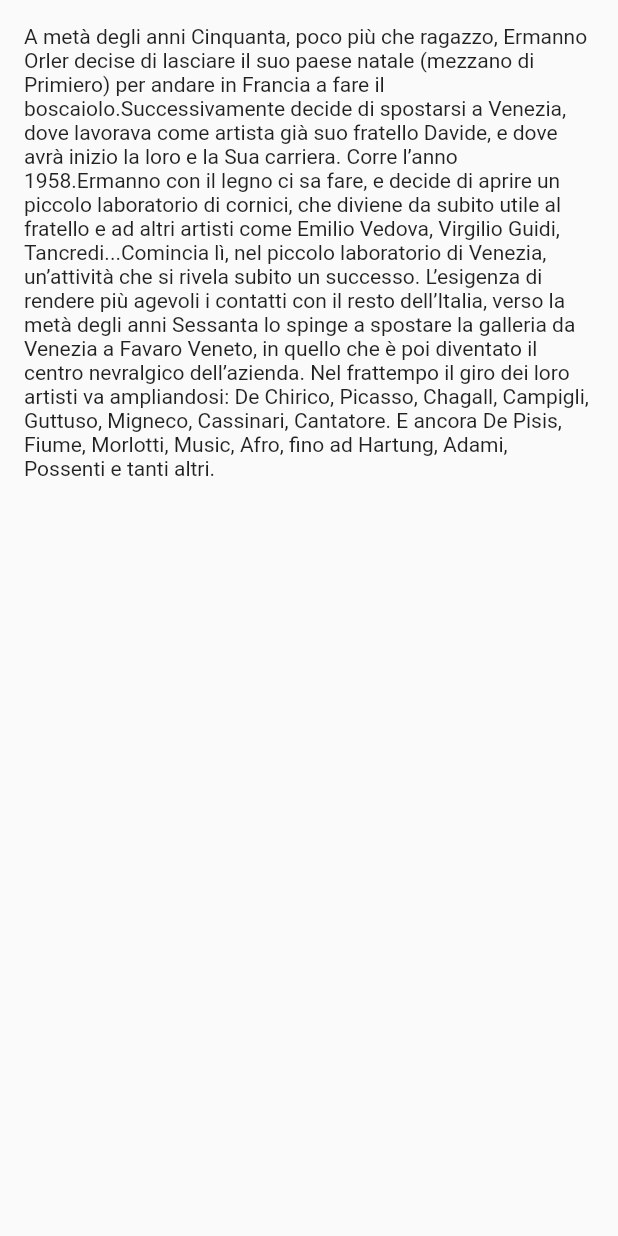
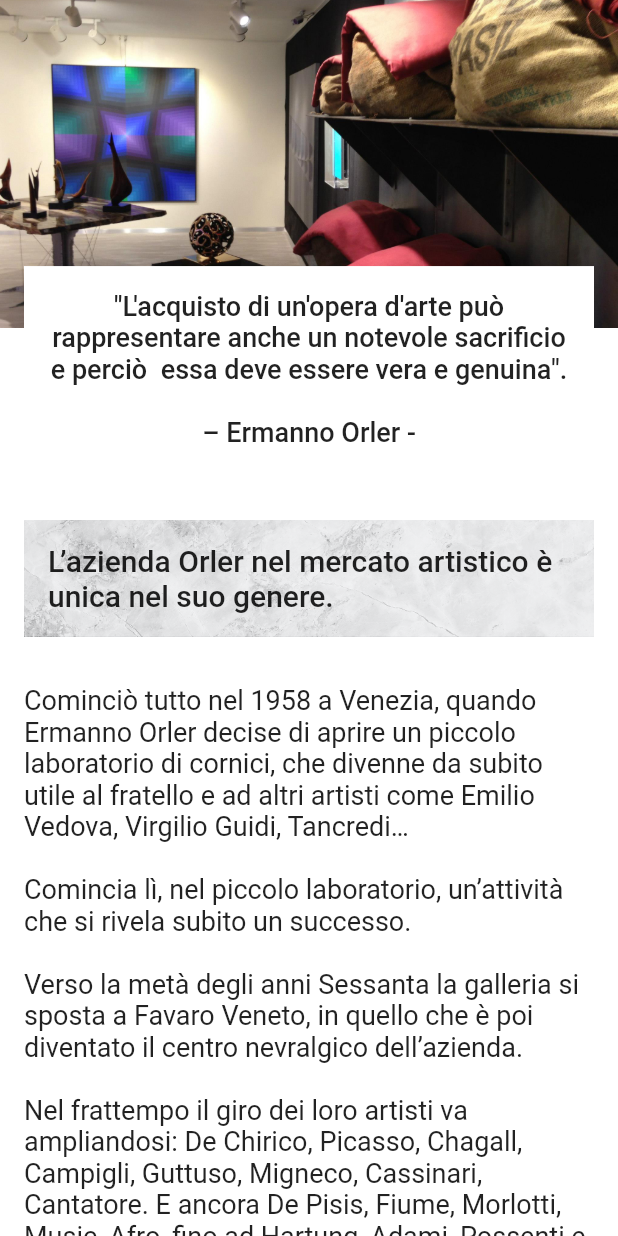
Before and after one commit to jevecafoscari/jeve-orlertv-flutter, a Flutter app: the WhoPage widget shown alone on an empty page, opened directly, on a phone screen of 412 x 824 dp. Run offline on Flutter 3.47's test engine with Material 2 defaults, Android fonts, the phone set to English and light mode, and no system bars; our stand-ins replace new_gradient_app_bar, video_player, visibility_detector; missing offline and left inert: swatcher; network calls fail; Roboto replaces fonts that are missing (Montserrat); project files that could hold a hidden picture were left out.

Commit message:
Completata la pagina "Chi siamo".

```diff
--- a/lib/assets.dart
+++ b/lib/assets.dart
@@ -90,6 +90,8 @@ class Images {
   static AssetImage get favaro2 => const AssetImage("assets/images/favaro/favaro_2.JPG");
   /// ![](file:///Users/emiliodallatorre/Documents/GitHub/jeve-orlertv-flutter/assets/images/favaro/favaro_3.JPG)
   static AssetImage get favaro3 => const AssetImage("assets/images/favaro/favaro_3.JPG");
+  /// ![](file:///Users/emiliodallatorre/Documents/GitHub/jeve-orlertv-flutter/assets/images/liminalSpace.jpg)
+  static AssetImage get liminalSpace => const AssetImage("assets/images/liminalSpace.jpg");
   /// ![](file:///Users/emiliodallatorre/Documents/GitHub/jeve-orlertv-flutter/assets/images/lines.jpg)
   static AssetImage get lines => const AssetImage("assets/images/lines.jpg");
   /// ![](file:///Users/emiliodallatorre/Documents/GitHub/jeve-orlertv-flutter/assets/images/marble.jpg)
--- a/lib/interface/pages/who_page.dart
+++ b/lib/interface/pages/who_page.dart
@@ -1,20 +1,74 @@
 import 'package:flutter/material.dart';
+import 'package:jeve_orlertv_flutter/assets.dart';
 
 class WhoPage extends StatelessWidget {
   const WhoPage({Key? key}) : super(key: key);
 
   @override
   Widget build(BuildContext context) {
-    return ListView(
-      padding: const EdgeInsets.all(16.0),
-      children: const <Widget>[
-        Text(
-          "A metà degli anni Cinquanta, poco più che ragazzo, Ermanno Orler decise di lasciare il suo paese natale (mezzano di Primiero) per andare in Francia a fare il boscaiolo."
-          "Successivamente decide di spostarsi a Venezia, dove lavorava come artista già suo fratello Davide, e dove avrà inizio la loro e la Sua carriera. Corre l’anno 1958."
-          "Ermanno con il legno ci sa fare, e decide di aprire un piccolo laboratorio di cornici, che diviene da subito utile al fratello e ad altri artisti come Emilio Vedova, Virgilio Guidi, Tancredi..."
-          "Comincia lì, nel piccolo laboratorio di Venezia, un’attività che si rivela subito un successo. L’esigenza di rendere più agevoli i contatti con il resto dell’Italia, verso la metà degli anni Sessanta lo spinge a spostare la galleria da Venezia a Favaro Veneto, in quello che è poi diventato il centro nevralgico dell’azienda. Nel frattempo il giro dei loro artisti va ampliandosi: De Chirico, Picasso, Chagall, Campigli, Guttuso, Migneco, Cassinari, Cantatore. E ancora De Pisis, Fiume, Morlotti, Music, Afro, fino ad Hartung, Adami, Possenti e tanti altri.",
-        ),
-      ],
+    return Container(
+      color: Colors.white,
+      child: ListView(
+        children: <Widget>[
+          Stack(
+            alignment: AlignmentDirectional.bottomCenter,
+            children: [
+              Column(
+                children: [
+                  Image(image: Images.liminalSpace),
+                  const SizedBox(height: 112.0),
+                ],
+              ),
+              Padding(
+                padding: const EdgeInsets.all(16.0),
+                child: Container(
+                  color: Colors.white,
+                  child: const Padding(
+                    padding: EdgeInsets.all(16.0),
+                    child: Text(
+                      "\"L'acquisto di un'opera d'arte può rappresentare anche un notevole sacrificio e perciò  essa deve essere vera e genuina\"."
+                      "\n\n"
+                      "– Ermanno Orler -",
+                      style: TextStyle(fontWeight: FontWeight.w500, fontSize: 18.0),
+                      textAlign: TextAlign.center,
+                    ),
+                  ),
+                ),
+              ),
+            ],
+          ),
+          Padding(
+            padding: const EdgeInsets.all(16.0),
+            child: Column(
+              children: [
+                Container(
+                  decoration:
+                      BoxDecoration(image: DecorationImage(image: Images.marble, fit: BoxFit.cover)),
+                  child: Container(
+                    color: Colors.white.withOpacity(0.4),
+                    child: Padding(
+                      padding: const EdgeInsets.all(16.0),
+                      child: Text(
+                        "L’azienda Orler nel mercato artistico è unica nel suo genere.",
+                        style: Theme.of(context).textTheme.headline6,
+                      ),
+                    ),
+                  ),
+                ),
+                const SizedBox(height: 32.0),
+                const Text(
+                  "Cominciò tutto nel 1958 a Venezia, quando  Ermanno Orler decise di aprire un piccolo laboratorio di cornici, che divenne da subito utile al fratello e ad altri artisti come Emilio Vedova, Virgilio Guidi, Tancredi…"
+                  "\n\nComincia lì, nel piccolo laboratorio, un’attività che si rivela subito un successo."
+                  "\n\nVerso la metà degli anni Sessanta la galleria si sposta a Favaro Veneto, in quello che è poi diventato il centro nevralgico dell’azienda."
+                  "\n\nNel frattempo il giro dei loro artisti va ampliandosi: De Chirico, Picasso, Chagall, Campigli, Guttuso, Migneco, Cassinari, Cantatore. E ancora De Pisis, Fiume, Morlotti, Music, Afro, fino ad Hartung, Adami, Possenti e tanti altri."
+                  "\n\nSi inaugurano poi le gallerie di Madonna di Campiglio, Abano Terme e Mestre.",
+                  style: TextStyle(fontSize: 18.0),
+                ),
+              ],
+            ),
+          ),
+        ],
+      ),
     );
   }
 }
```
Also changed, not shown: assets/images/liminalSpace.jpg (added).
